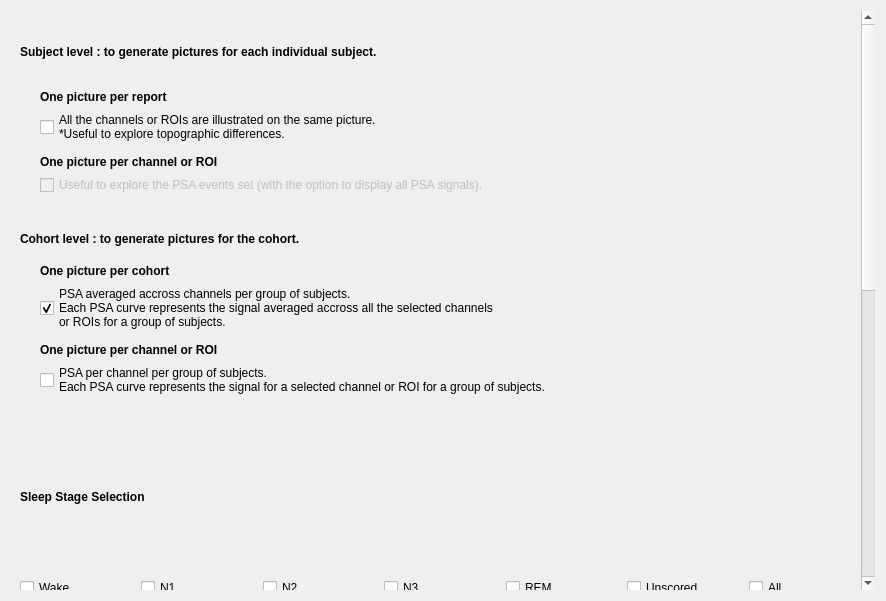
This is tools/CEAMSTools/PSAImages/OutputFiles/Ui_OutputFiles.ui in SnoozToolbox/snooz-package-ceams as Qt 5 draws it before an edit. The edited form follows.
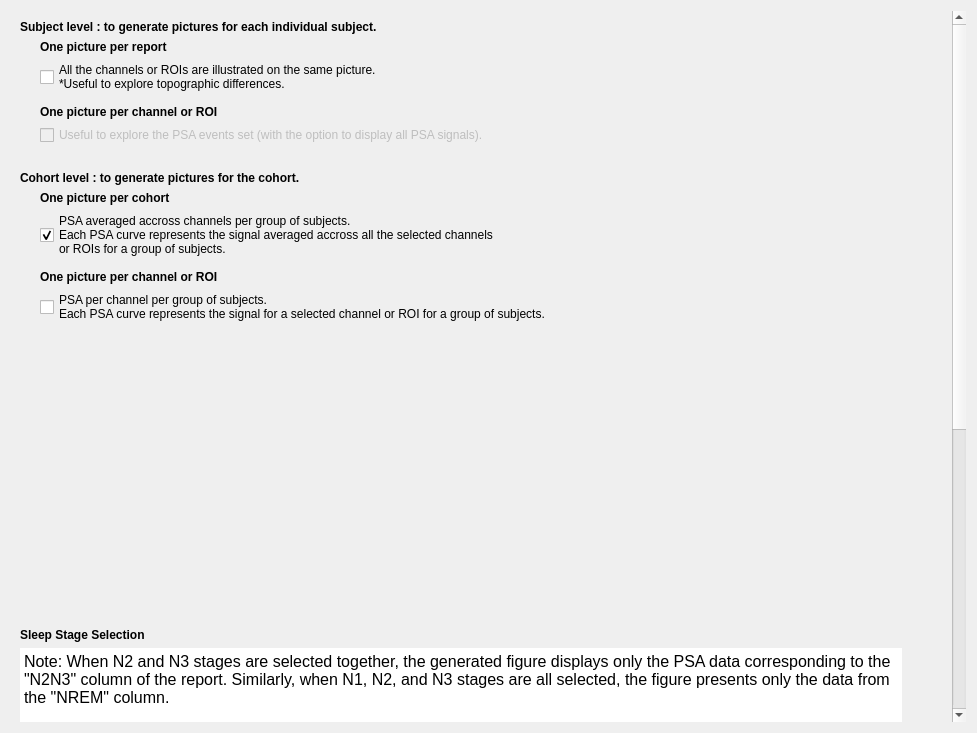
This is the edited form.

The edit to the form file:
```diff
--- a/tools/CEAMSTools/PSAImages/OutputFiles/Ui_OutputFiles.ui
+++ b/tools/CEAMSTools/PSAImages/OutputFiles/Ui_OutputFiles.ui
@@ -6,8 +6,8 @@
    <rect>
     <x>0</x>
     <y>0</y>
-    <width>886</width>
-    <height>601</height>
+    <width>977</width>
+    <height>733</height>
    </rect>
   </property>
   <property name="windowTitle">
@@ -65,8 +65,8 @@
       <property name="geometry">
        <rect>
         <x>0</x>
-        <y>0</y>
-        <width>862</width>
+        <y>-60</y>
+        <width>900</width>
         <height>1200</height>
        </rect>
       </property>
@@ -304,11 +304,66 @@
        <item>
         <layout class="QVBoxLayout" name="verticalLayout_7">
          <item>
-          <widget class="QLabel" name="label_8">
-           <property name="text">
-            <string>&lt;html&gt;&lt;head/&gt;&lt;body&gt;&lt;p&gt;&lt;span style=&quot; font-weight:600;&quot;&gt;Sleep Stage Selection&lt;/span&gt;&lt;/p&gt;&lt;/body&gt;&lt;/html&gt;</string>
-           </property>
-          </widget>
+          <layout class="QGridLayout" name="gridLayout">
+           <item row="2" column="0">
+            <widget class="QTextEdit" name="textEdit">
+             <property name="minimumSize">
+              <size>
+               <width>0</width>
+               <height>0</height>
+              </size>
+             </property>
+             <property name="maximumSize">
+              <size>
+               <width>16777215</width>
+               <height>100</height>
+              </size>
+             </property>
+             <property name="tabletTracking">
+              <bool>false</bool>
+             </property>
+             <property name="frameShape">
+              <enum>QFrame::Shape::NoFrame</enum>
+             </property>
+             <property name="lineWidth">
+              <number>0</number>
+             </property>
+             <property name="readOnly">
+              <bool>true</bool>
+             </property>
+             <property name="html">
+              <string>&lt;!DOCTYPE HTML PUBLIC &quot;-//W3C//DTD HTML 4.0//EN&quot; &quot;http://www.w3.org/TR/REC-html40/strict.dtd&quot;&gt;
+&lt;html&gt;&lt;head&gt;&lt;meta name=&quot;qrichtext&quot; content=&quot;1&quot; /&gt;&lt;meta charset=&quot;utf-8&quot; /&gt;&lt;style type=&quot;text/css&quot;&gt;
+p, li { white-space: pre-wrap; }
+hr { height: 1px; border-width: 0; }
+li.unchecked::marker { content: &quot;\2610&quot;; }
+li.checked::marker { content: &quot;\2612&quot;; }
+&lt;/style&gt;&lt;/head&gt;&lt;body style=&quot; font-family:'Roboto'; font-size:12pt; font-weight:400; font-style:normal;&quot;&gt;
+&lt;p style=&quot; margin-top:0px; margin-bottom:0px; margin-left:0px; margin-right:0px; -qt-block-indent:0; text-indent:0px;&quot;&gt;Note: When N2 and N3 stages are selected together, the generated figure displays only the PSA data corresponding to the &amp;quot;N2N3&amp;quot; column of the report. Similarly, when N1, N2, and N3 stages are all selected, the figure presents only the data from the &amp;quot;NREM&amp;quot; column.&lt;/p&gt;&lt;/body&gt;&lt;/html&gt;</string>
+             </property>
+            </widget>
+           </item>
+           <item row="1" column="0">
+            <widget class="QLabel" name="label_8">
+             <property name="text">
+              <string>&lt;html&gt;&lt;head/&gt;&lt;body&gt;&lt;p&gt;&lt;span style=&quot; font-weight:700;&quot;&gt;Sleep Stage Selection&lt;/span&gt;&lt;/p&gt;&lt;/body&gt;&lt;/html&gt;</string>
+             </property>
+            </widget>
+           </item>
+           <item row="0" column="0">
+            <spacer name="verticalSpacer">
+             <property name="orientation">
+              <enum>Qt::Orientation::Vertical</enum>
+             </property>
+             <property name="sizeHint" stdset="0">
+              <size>
+               <width>20</width>
+               <height>40</height>
+              </size>
+             </property>
+            </spacer>
+           </item>
+          </layout>
          </item>
          <item>
           <layout class="QHBoxLayout" name="horizontalLayout_4">
```
Left out of the diff: 2 changed lines with no effect on the pictures.
